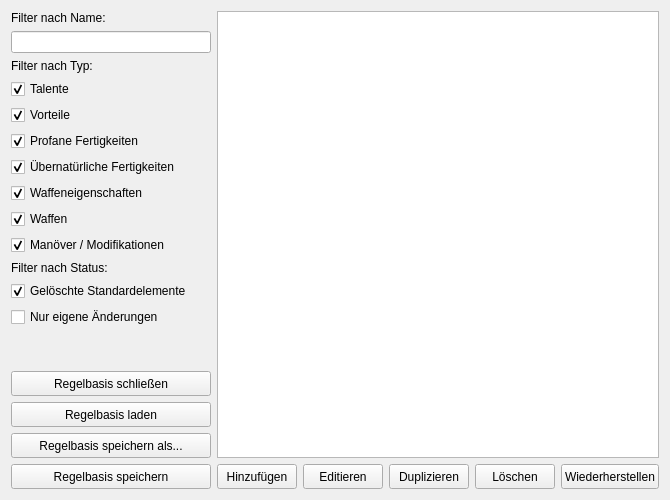
First picture: the form in UI/DatenbankMain.ui, repository Aeolitus/Sephrasto, before the edit.
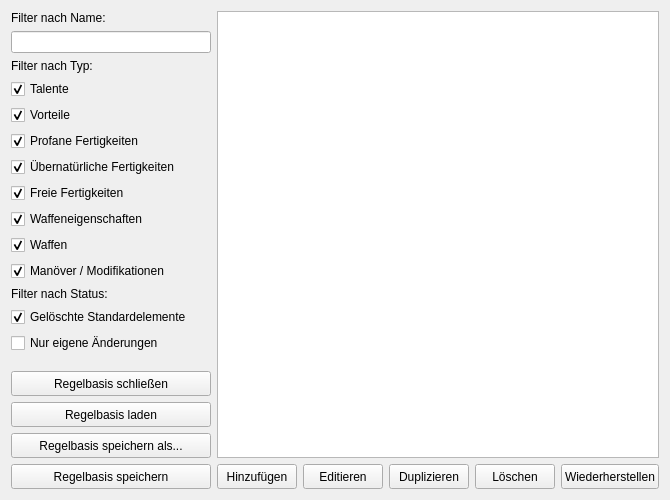
Second picture: the form after the edit.

Commit message: - Add Freie Fertigkeiten Picker including add/remove database support. Database includes Sprachen and Schriften. - DatenbankEdit: unified behavior of all different database types to get rid of code redunancies and make it easier to add new types

Diff of the .ui file:
```diff
--- a/UI/DatenbankMain.ui
+++ b/UI/DatenbankMain.ui
@@ -9,7 +9,7 @@
    <rect>
     <x>0</x>
     <y>0</y>
-    <width>600</width>
+    <width>637</width>
     <height>500</height>
    </rect>
   </property>
@@ -87,6 +87,16 @@
          </property>
         </widget>
        </item>
+       <item>
+        <widget class="QCheckBox" name="showFreieFertigkeiten">
+         <property name="text">
+          <string>Freie Fertigkeiten</string>
+         </property>
+         <property name="checked">
+          <bool>true</bool>
+         </property>
+        </widget>
+       </item>
 	   <item>
         <widget class="QCheckBox" name="showWaffeneigenschaften">
          <property name="text">
```
Left out of the diff: 8 changed lines with no effect on the pictures. Lines whose indentation alone changed are shown as unchanged. The commit also changes 16 other files.
